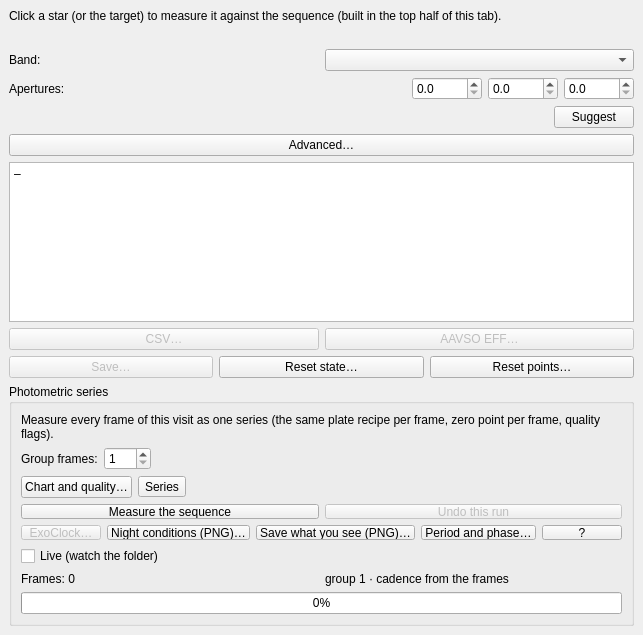
Above: nightscribe/gui/ui/ufe_measure_tab.ui from irydeo/nightscribe before the change. Below: the same form after it.
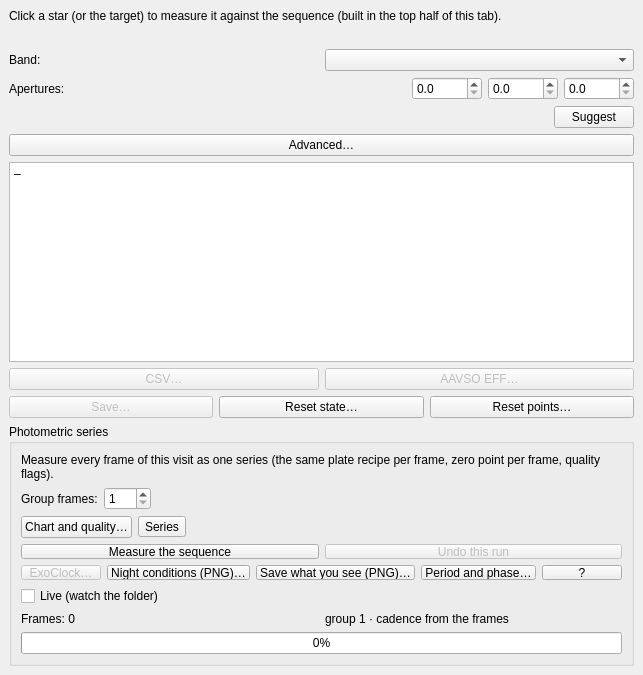
That is the form after the change.

Commit message: layout: the summary box gets its room, and its column scrolls (reported)

Diff of the .ui file:
```diff
--- a/nightscribe/gui/ui/ufe_measure_tab.ui
+++ b/nightscribe/gui/ui/ufe_measure_tab.ui
@@ -188,7 +188,7 @@
      <property name="minimumSize">
       <size>
        <width>0</width>
-       <height>160</height>
+       <height>200</height>
       </size>
      </property>
      <property name="readOnly">
```
The commit also changes 2 other files.
